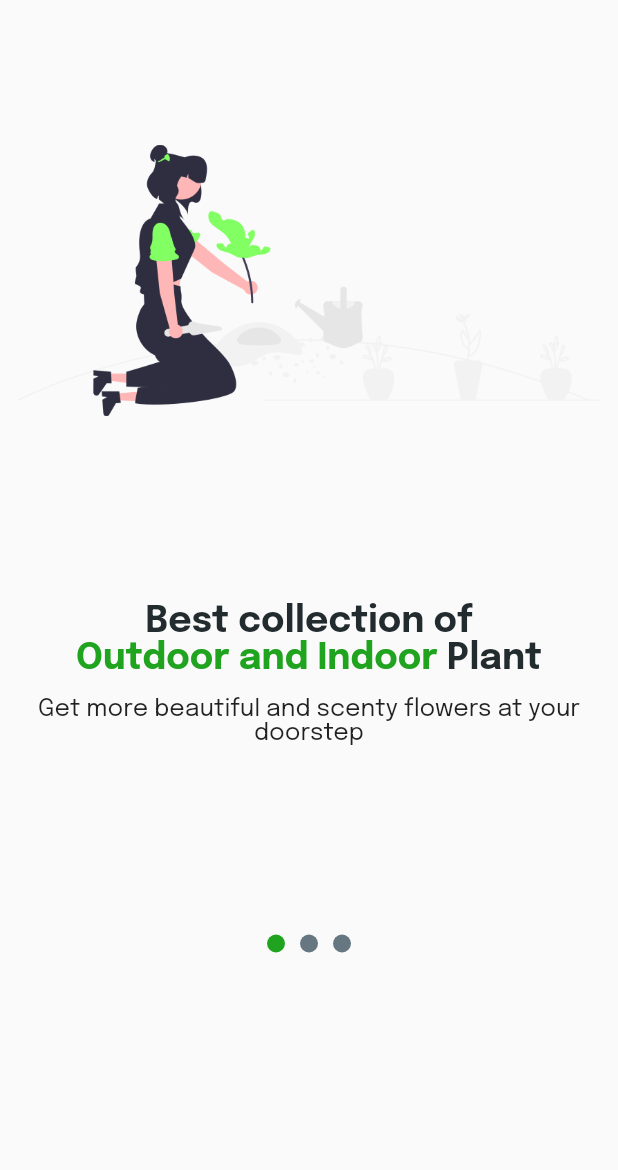
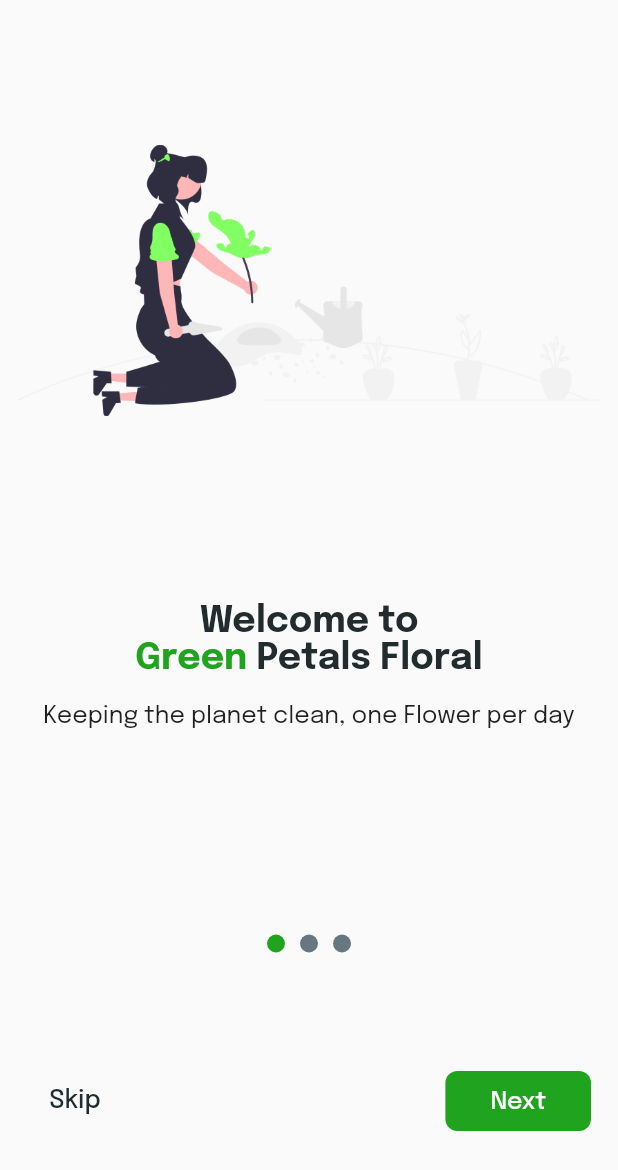
Before and after one commit to Meealley/flower_shop, a Flutter app: the screen it shows after launch, on a phone screen of 412 x 824 dp. Shown: the top 1170 px of the screen. Run offline on Flutter 3.47's test engine with Material 2 defaults, Android fonts, the phone set to English and light mode, and no system bars; our stand-ins replace animated_splash_screen, google_fonts, lottie.

Commit message:
last page for the onboarding

```diff
--- a/lib/data/onboarding_data.dart
+++ b/lib/data/onboarding_data.dart
@@ -4,32 +4,30 @@ import 'package:flower_shop/theme/app_colors.dart';
 final List<OnboardingPageModel> onboardingPages = [
   OnboardingPageModel(
     title: [
-      OnboardingPageTitle(
-          text: "Best collection of \n", color: AppConst.kBkDark),
-      OnboardingPageTitle(text: "Outdoor and Indoor ", color: AppConst.kGreen),
-      OnboardingPageTitle(text: "Plant", color: AppConst.kBkDark),
+      OnboardingPageTitle(text: "Welcome to \n", color: AppConst.kBkDark),
+      OnboardingPageTitle(text: "Green ", color: AppConst.kGreen),
+      OnboardingPageTitle(text: "Petals Floral", color: AppConst.kBkDark),
     ],
-    description: "Get more beautiful and scenty flowers at your doorstep",
+    description: "Keeping the planet clean, one Flower per day",
     image: 'assets/images/slide1.png',
   ),
   OnboardingPageModel(
     title: [
-      OnboardingPageTitle(
-          text: "Looking for decoration \n", color: AppConst.kBkDark),
-      OnboardingPageTitle(text: "Home", color: AppConst.kGreen),
-      OnboardingPageTitle(
-          text: "to save the ecosystem", color: AppConst.kBkDark),
+      OnboardingPageTitle(text: "Flower ", color: AppConst.kGreen),
+      OnboardingPageTitle(text: "Arrangements", color: AppConst.kBkDark),
     ],
-    description: "Get more beautiful and scenty flowers at your doorstep",
+    description:
+        "Make any moment extraordinary with our exquisite floral arrangements",
     image: 'assets/images/slide2.png',
   ),
   OnboardingPageModel(
     title: [
-      OnboardingPageTitle(text: "Try it out \n", color: AppConst.kBkDark),
-      OnboardingPageTitle(text: "For food", color: AppConst.kGreen),
-      OnboardingPageTitle(text: "and the plant", color: AppConst.kBkDark),
+      OnboardingPageTitle(text: "Bouquet   \n", color: AppConst.kGreen),
+      OnboardingPageTitle(text: "For Someone ", color: AppConst.kBkDark),
+      OnboardingPageTitle(text: "Special", color: AppConst.kBkDark),
     ],
-    description: "Get more beautiful and scenty flowers at your doorstep",
+    description:
+        "Discover the joy and beauty that blooms can bring into your life by bringing home one of our stunning bouquets.",
     image: 'assets/images/sildethree.png',
   ),
 ];
--- a/lib/main.dart
+++ b/lib/main.dart
@@ -2,7 +2,7 @@ import 'package:flower_shop/pages/splashscreen.dart';
 import 'package:flutter/material.dart';
 
 void main() {
-  runApp(MyApp());
+  runApp(const MyApp());
 }
 
 class MyApp extends StatelessWidget {
@@ -10,7 +10,7 @@ class MyApp extends StatelessWidget {
 
   @override
   Widget build(BuildContext context) {
-    return MaterialApp(
+    return const MaterialApp(
       debugShowCheckedModeBanner: false,
       title: "Flower Shop",
       home: SplashScreen(),
--- a/lib/pages/onboarding/onboarding_page.dart
+++ b/lib/pages/onboarding/onboarding_page.dart
@@ -11,7 +11,7 @@ class OnboardingPage extends StatefulWidget {
 class _OnboardingPageState extends State<OnboardingPage> {
   @override
   Widget build(BuildContext context) {
-    return Scaffold(
+    return const Scaffold(
       body: Body(),
     );
   }
--- a/lib/pages/onboarding/widgets/body.dart
+++ b/lib/pages/onboarding/widgets/body.dart
@@ -1,5 +1,6 @@
 import 'package:flower_shop/data/onboarding_data.dart';
 import 'package:flower_shop/pages/onboarding/model/onboarding_model.dart';
+import 'package:flower_shop/pages/onboarding/widgets/onboarding_controls.dart';
 import 'package:flower_shop/theme/app_colors.dart';
 import 'package:flutter/material.dart';
 import 'package:google_fonts/google_fonts.dart';
@@ -16,6 +17,7 @@ class Body extends StatefulWidget {
 class _BodyState extends State<Body> {
   PageController pageController = PageController();
   int _indexSelected = 0;
+  bool get isLastPage => _indexSelected == onboardingPages.length - 1;
 
   @override
   void dispose() {
@@ -32,8 +34,20 @@ class _BodyState extends State<Body> {
 
   _onDotPressed(int index) {
     pageController.animateToPage(index,
-        duration: Duration(microseconds: 400), curve: Curves.easeInOut);
+        duration: const Duration(milliseconds: 400), curve: Curves.easeInOut);
   }
+
+  _onNexted() {
+    setState(() {
+      if (_indexSelected + 1 < onboardingPages.length) {
+        _indexSelected = _indexSelected + 1;
+      }
+    });
+    pageController.animateToPage(_indexSelected,
+        duration: const Duration(milliseconds: 300), curve: Curves.easeInOut);
+  }
+
+  _onskipped() {}
 
   @override
   Widget build(BuildContext context) {
@@ -56,6 +70,14 @@ class _BodyState extends State<Body> {
                   dotsLength: onboardingPages.length,
                   indexSelected: _indexSelected,
                   onDotPressed: _onDotPressed,
+                ),
+                SizedBox(
+                  height: 70,
+                ),
+                OnboardingControls(
+                  isLastPage: isLastPage,
+                  onSkipPressed: _onskipped,
+                  onNextPressed: _onNexted,
                 ),
               ],
             ),
@@ -147,7 +169,7 @@ class OnboardingPage extends StatelessWidget {
             page.image,
             height: 350,
           ),
-          SizedBox(
+          const SizedBox(
             height: 40,
           ),
           RichText(
@@ -157,21 +179,23 @@ class OnboardingPage extends StatelessWidget {
                       (text) => TextSpan(
                         text: text.text,
                         style: GoogleFonts.epilogue(
-                            textStyle: TextStyle(
-                                fontWeight: FontWeight.bold,
-                                color: text.color,
-                                fontSize: 24)),
+                          textStyle: TextStyle(
+                              fontWeight: FontWeight.bold,
+                              color: text.color,
+                              fontSize: 24),
+                        ),
                       ),
                     )
                     .toList()),
             textAlign: TextAlign.center,
           ),
-          SizedBox(
+          const SizedBox(
             height: 12,
           ),
           Text(
             page.description,
-            style: GoogleFonts.epilogue(textStyle: TextStyle(fontSize: 16)),
+            style: GoogleFonts.epilogue(
+                textStyle: const TextStyle(fontSize: 16, height: 1.5)),
             textAlign: TextAlign.center,
           )
         ],
--- /dev/null
+++ b/lib/pages/onboarding/widgets/onboarding_controls.dart
@@ -0,0 +1,85 @@
+import 'package:flower_shop/theme/app_colors.dart';
+import 'package:flutter/material.dart';
+import 'package:google_fonts/google_fonts.dart';
+
+class OnboardingControls extends StatelessWidget {
+  final bool isLastPage;
+  final Function() onSkipPressed;
+  final Function() onNextPressed;
+
+  const OnboardingControls(
+      {super.key,
+      required this.onSkipPressed,
+      required this.onNextPressed,
+      required this.isLastPage});
+
+  @override
+  Widget build(BuildContext context) {
+    // This is the validity check for the last page
+    if (isLastPage) {
+      return Padding(
+        padding: const EdgeInsets.symmetric(horizontal: 12, vertical: 12),
+        child: SizedBox(
+            width: double.infinity,
+            height: 50,
+            child: CustomButton(
+              title: "Get Started",
+              onPressed: onNextPressed,
+            )),
+      );
+    }
+
+    return Padding(
+      padding: const EdgeInsets.symmetric(horizontal: 18),
+      child: Row(
+        mainAxisAlignment: MainAxisAlignment.spaceBetween,
+        children: [buttonSkip(), buttonNext()],
+      ),
+    );
+  }
+
+  Widget buttonSkip() {
+    return TextButton(
+      onPressed: onSkipPressed,
+      child: Text(
+        'Skip',
+        style: GoogleFonts.epilogue(
+            textStyle: TextStyle(fontSize: 17, color: AppConst.kGreyBk)),
+      ),
+    );
+  }
+
+  Widget buttonNext() {
+    return CustomButton(
+      onPressed: onNextPressed,
+      title: 'Next',
+    );
+  }
+}
+
+class CustomButton extends StatelessWidget {
+  final String title;
+  final Function() onPressed;
+  const CustomButton({
+    super.key,
+    required this.onPressed,
+    required this.title,
+  });
+
+  @override
+  Widget build(BuildContext context) {
+    return TextButton(
+      onPressed: onPressed,
+      style: TextButton.styleFrom(
+          minimumSize: Size(50, 40),
+          backgroundColor: AppConst.kGreen,
+          shape: RoundedRectangleBorder(borderRadius: BorderRadius.circular(8)),
+          padding: EdgeInsets.symmetric(horizontal: 30, vertical: 12)),
+      child: Text(
+        title,
+        style: GoogleFonts.epilogue(
+            textStyle: TextStyle(fontSize: 16, color: AppConst.kLight)),
+      ),
+    );
+  }
+}
--- a/lib/pages/splashscreen.dart
+++ b/lib/pages/splashscreen.dart
@@ -13,6 +13,6 @@ class SplashScreen extends StatelessWidget {
         splash: Lottie.asset('assets/images/splash.json'),
         splashIconSize: 250,
         duration: 1000,
-        nextScreen: OnboardingPage());
+        nextScreen: const OnboardingPage());
   }
 }
```
